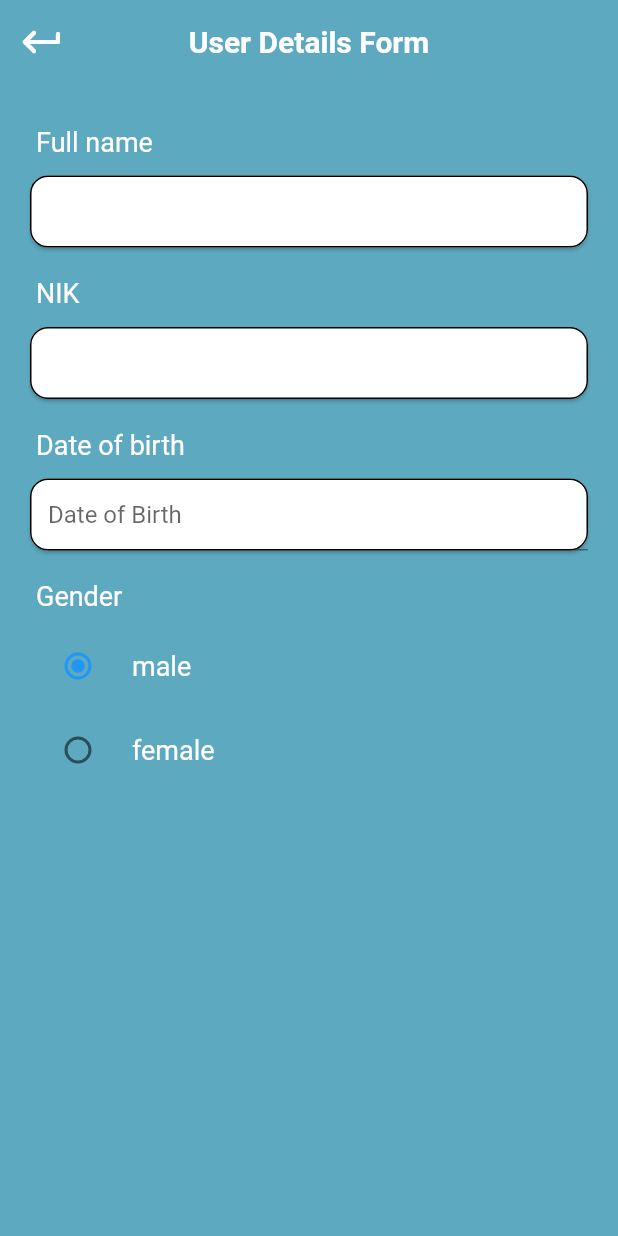
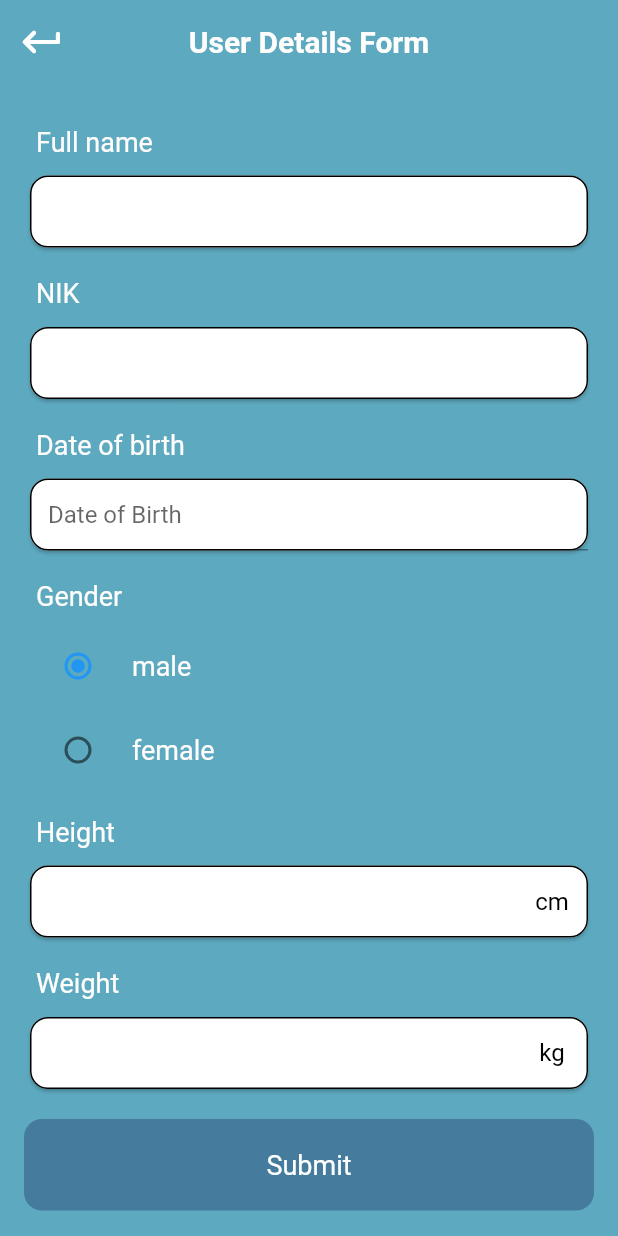
Before and after one commit to akatokurojp/SabiCare, a Flutter app: the UserDetailsPage screen opened directly, on a phone screen of 412 x 824 dp. Run offline on Flutter 3.47's test engine with Material 2 defaults, Android fonts, the phone set to English and light mode, and no system bars; drawn by our look-alikes of date_field; our stand-ins replace cloud_firestore, firebase_auth, firebase_core, flutter_tts, get, local_auth and 3 more; missing offline and left inert: auth, lit_ui_kit; accounts and stored records are empty.

Commit message:
Finalizing user details design

```diff
--- a/lib/userDetails.dart
+++ b/lib/userDetails.dart
@@ -137,7 +137,89 @@ class _UserDetailsPageState extends State<UserDetailsPage> {
                       _gender = value;
                     });
                   },
-                )
+                ),
+                detailSpacing(),
+                Padding(
+                  padding: const EdgeInsets.all(8),
+                  child: Text(
+                    "Height",
+                    style: detailText(),
+                  ),
+                ),
+                Card(
+                    shape: RoundedRectangleBorder(
+                        borderRadius: BorderRadius.circular(12),
+                        side: const BorderSide(width: 1, color: Colors.black)),
+                    child: const Padding(
+                      padding: EdgeInsets.only(
+                        left: 12,
+                      ),
+                      child: TextField(
+                        keyboardType: TextInputType.numberWithOptions(),
+                        style: TextStyle(fontSize: 15),
+                        decoration: InputDecoration(
+                          border: InputBorder.none,
+                          suffixIcon: CircleAvatar(
+                            backgroundColor: Colors.transparent,
+                            child: Text(
+                              "cm",
+                              style: TextStyle(color: Colors.black),
+                            ),
+                          ),
+                        ),
+                      ),
+                    )),
+                detailSpacing(),
+                Padding(
+                  padding: const EdgeInsets.all(8),
+                  child: Text(
+                    "Weight",
+                    style: detailText(),
+                  ),
+                ),
+                Card(
+                    shape: RoundedRectangleBorder(
+                        borderRadius: BorderRadius.circular(12),
+                        side: const BorderSide(width: 1, color: Colors.black)),
+                    child: const Padding(
+                      padding: EdgeInsets.only(
+                        left: 12,
+                      ),
+                      child: TextField(
+                        keyboardType: TextInputType.numberWithOptions(),
+                        style: TextStyle(fontSize: 15),
+                        decoration: InputDecoration(
+                          border: InputBorder.none,
+                          suffixIcon: CircleAvatar(
+                            backgroundColor: Colors.transparent,
+                            child: Text(
+                              "kg",
+                              style: TextStyle(color: Colors.black),
+                            ),
+                          ),
+                        ),
+                      ),
+                    )),
+                detailSpacing(),
+                detailSpacing(),
+                GestureDetector(
+                  onTap: () {},
+                  child: Container(
+                      decoration: BoxDecoration(
+                          color: Color(0xff457B9D),
+                          borderRadius: BorderRadius.circular(12)),
+                      child: Padding(
+                        padding: const EdgeInsets.all(20.0),
+                        child: Center(
+                            child: Text(
+                          "Submit",
+                          style: TextStyle(
+                            color: Colors.white,
+                            fontSize: 18,
+                          ),
+                        )),
+                      )),
+                ),
               ],
             ),
           ),
```
